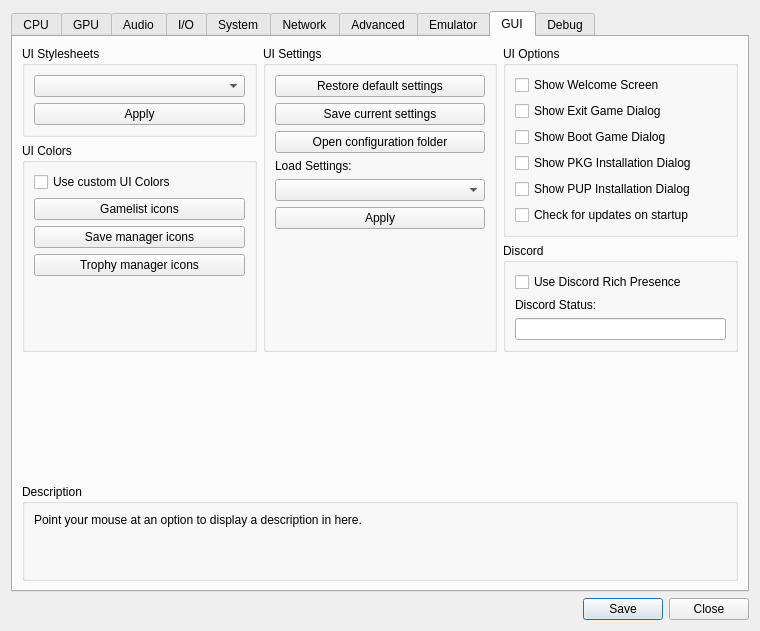
Old version of the form rpcs3/rpcs3qt/settings_dialog.ui in the repository RPCS3/rpcs3.
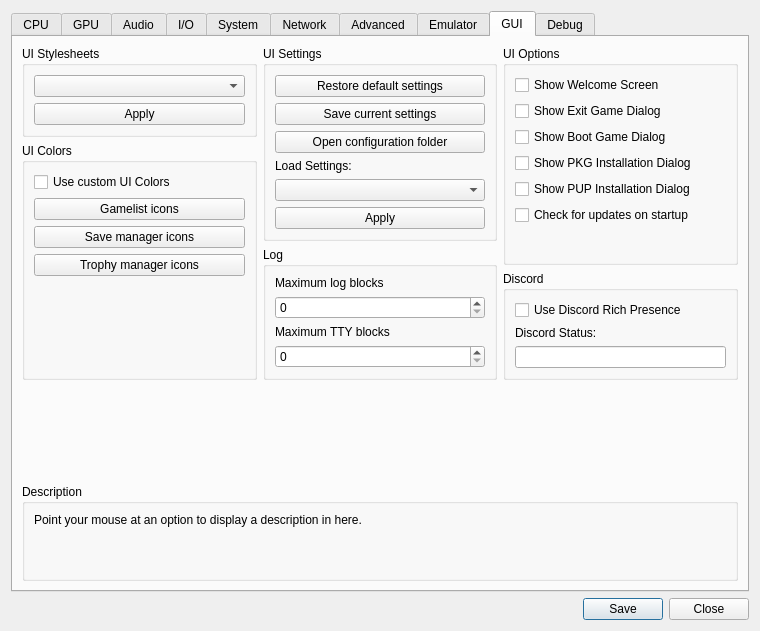
New version of the form. The open tabs and pages were chosen to show the change. Icons and pictures are not drawn.

```diff
--- a/rpcs3/rpcs3qt/settings_dialog.ui
+++ b/rpcs3/rpcs3qt/settings_dialog.ui
@@ -2518,6 +2518,88 @@
              </layout>
             </widget>
            </item>
+           <item>
+            <widget class="QGroupBox" name="gb_log">
+             <property name="title">
+              <string>Log</string>
+             </property>
+             <layout class="QVBoxLayout" name="verticalLayout_88">
+              <item>
+               <widget class="QWidget" name="log_limit" native="true">
+                <property name="sizePolicy">
+                 <sizepolicy hsizetype="Minimum" vsizetype="Minimum">
+                  <horstretch>0</horstretch>
+                  <verstretch>0</verstretch>
+                 </sizepolicy>
+                </property>
+                <layout class="QVBoxLayout" name="layout_log_limit">
+                 <property name="leftMargin">
+                  <number>0</number>
+                 </property>
+                 <property name="topMargin">
+                  <number>0</number>
+                 </property>
+                 <property name="rightMargin">
+                  <number>0</number>
+                 </property>
+                 <property name="bottomMargin">
+                  <number>0</number>
+                 </property>
+                 <item>
+                  <widget class="QLabel" name="label_log_limit">
+                   <property name="text">
+                    <string>Maximum log blocks</string>
+                   </property>
+                  </widget>
+                 </item>
+                 <item>
+                  <widget class="QSpinBox" name="spinbox_log_limit">
+                   <property name="minimum">
+                    <number>0</number>
+                   </property>
+                   <property name="maximum">
+                    <number>999999999</number>
+                   </property>
+                  </widget>
+                 </item>
+                </layout>
+               </widget>
+              </item>
+              <item>
+               <widget class="QWidget" name="tty_limit" native="true">
+                <layout class="QVBoxLayout" name="layout_tty_limit">
+                 <property name="leftMargin">
+                  <number>0</number>
+                 </property>
+                 <property name="topMargin">
+                  <number>0</number>
+                 </property>
+                 <property name="rightMargin">
+                  <number>0</number>
+                 </property>
+                 <property name="bottomMargin">
+                  <number>0</number>
+                 </property>
+                 <item>
+                  <widget class="QLabel" name="label_tty_limit">
+                   <property name="text">
+                    <string>Maximum TTY blocks</string>
+                   </property>
+                  </widget>
+                 </item>
+                 <item>
+                  <widget class="QSpinBox" name="spinbox_tty_limit">
+                   <property name="maximum">
+                    <number>999999999</number>
+                   </property>
+                  </widget>
+                 </item>
+                </layout>
+               </widget>
+              </item>
+             </layout>
+            </widget>
+           </item>
           </layout>
          </item>
          <item>
```
